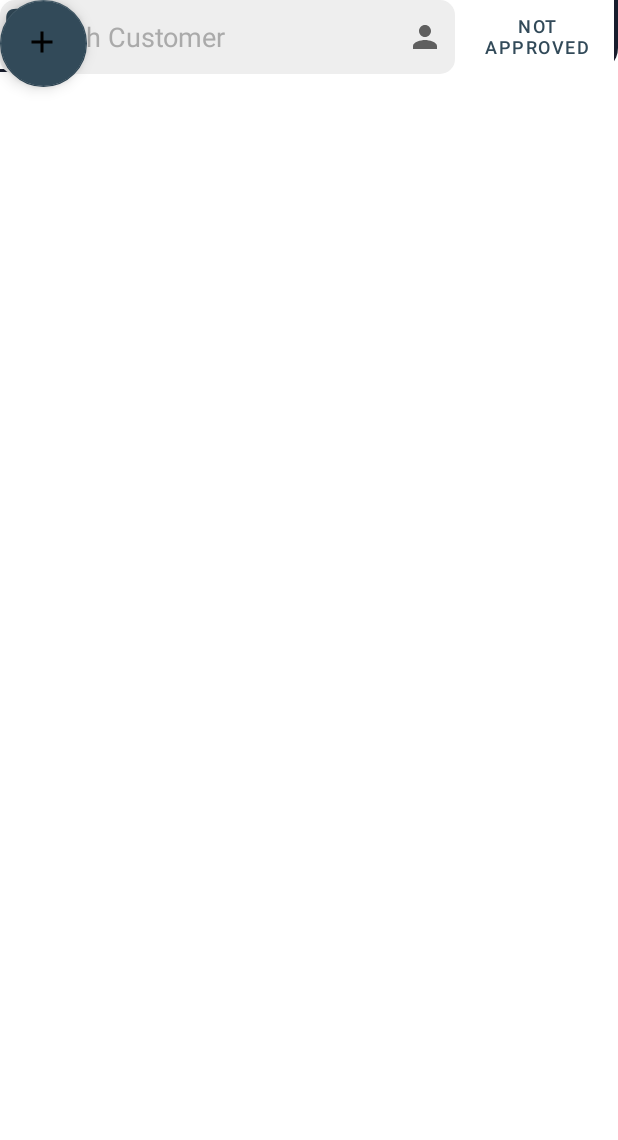
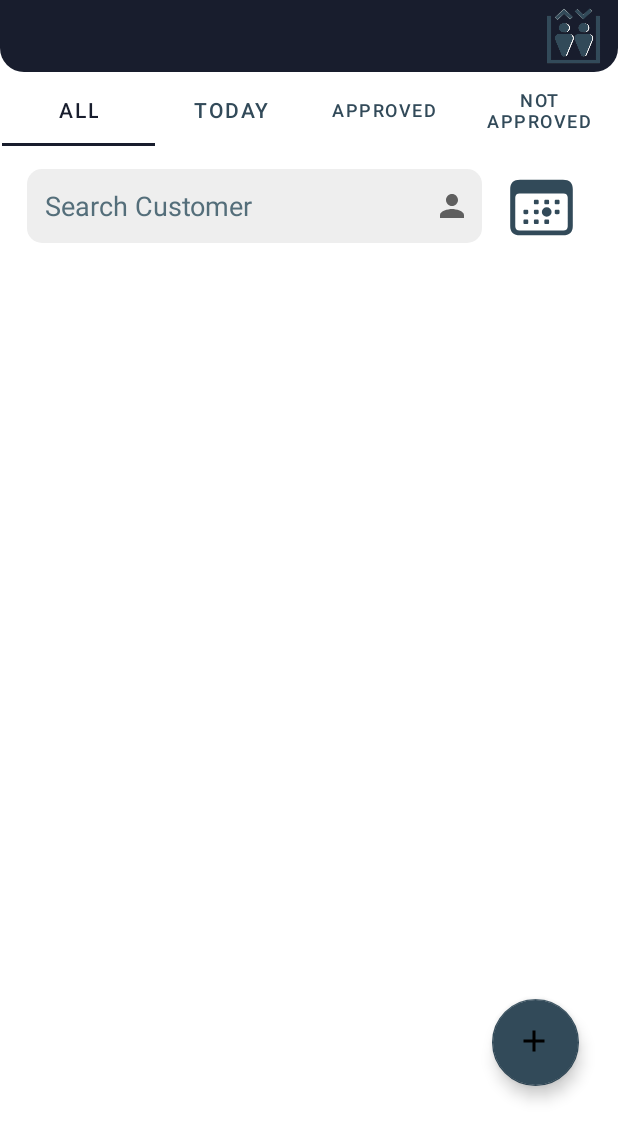
Before and after one commit to DanaAbueid/MEC_kotlin, an Android app: the layout fragment_maintenance.xml on its own in the app's theme, with its tools: preview values and no code run, on a phone screen of 412 x 824 dp. Shown: the top 1140 px of the screen. Run offline under Robolectric (Android 15) with nearby library versions, the phone set to English and light mode, and no system bars.

Commit message:
Maintain screen done

```diff
--- a/app/src/main/res/layout/fragment_maintenance.xml
+++ b/app/src/main/res/layout/fragment_maintenance.xml
@@ -14,48 +14,59 @@
         app:layout_constraintTop_toTopOf="parent" />
 
     <com.google.android.material.tabs.TabLayout
+        android:id="@+id/tabLayout2"
         android:layout_width="409dp"
         android:layout_height="wrap_content"
+        android:layout_marginStart="1dp"
+        android:layout_marginTop="49dp"
+        android:layout_marginEnd="1dp"
+        app:layout_constraintEnd_toEndOf="parent"
+        app:layout_constraintStart_toStartOf="parent"
+        app:layout_constraintTop_toTopOf="parent"
         app:tabIndicatorColor="@color/darkNavy"
         app:tabSelectedTextColor="@color/darkNavy"
-        app:tabTextColor="@color/blueNavy"
-        tools:layout_editor_absoluteX="1dp"
-        tools:layout_editor_absoluteY="49dp">
+        app:tabTextColor="@color/blueNavy">
 
         <com.google.android.material.tabs.TabItem
             android:layout_width="wrap_content"
             android:layout_height="wrap_content"
-            android:text="All" />
+            android:text="@string/all" />
 
         <com.google.android.material.tabs.TabItem
             android:layout_width="wrap_content"
             android:layout_height="wrap_content"
-            android:text="Today" />
+            android:text="@string/today" />
 
         <com.google.android.material.tabs.TabItem
             android:id="@+id/tabItem"
             android:layout_width="wrap_content"
             android:layout_height="wrap_content"
-            android:text="Approved" />
+            android:text="@string/approved" />
 
         <com.google.android.material.tabs.TabItem
             android:layout_width="wrap_content"
             android:layout_height="wrap_content"
-            android:text="Not Approved" />
+            android:text="@string/not_approved" />
     </com.google.android.material.tabs.TabLayout>
 
     <androidx.recyclerview.widget.RecyclerView
         android:id="@+id/rv_maintenance_list"
         android:layout_width="408dp"
         android:layout_height="542dp"
+        android:layout_marginTop="30dp"
         android:paddingHorizontal="10dp"
-        tools:layout_editor_absoluteY="192dp" />
+        app:layout_constraintEnd_toEndOf="parent"
+        app:layout_constraintStart_toStartOf="parent"
+        app:layout_constraintTop_toBottomOf="@+id/date_button" />
 
     <com.google.android.material.floatingactionbutton.FloatingActionButton
         android:id="@+id/fab"
         style="@style/Animation.Design.BottomSheetDialog"
         android:layout_width="69dp"
         android:layout_height="58dp"
+        android:layout_marginStart="327dp"
+        android:layout_marginEnd="26dp"
+        android:layout_marginBottom="100dp"
         android:contentDescription="Add"
         android:contextClickable="false"
         android:screenReaderFocusable="false"
@@ -63,32 +74,42 @@
         android:tooltipText="add"
         app:backgroundTint="@color/blueNavy"
         app:backgroundTintMode="src_over"
+        app:layout_constraintBottom_toBottomOf="parent"
+        app:layout_constraintEnd_toEndOf="parent"
+        app:layout_constraintStart_toStartOf="parent"
         app:rippleColor="@color/white"
-        app:srcCompat="@drawable/material_symbols__add"
-        tools:layout_editor_absoluteX="327dp"
-        tools:layout_editor_absoluteY="573dp" />
+        app:srcCompat="@drawable/material_symbols__add" />
 
     <Button
         android:id="@+id/date_button"
         style="@style/genericButton"
         android:layout_width="50dp"
         android:layout_height="48dp"
+        android:layout_marginTop="114dp"
+        android:layout_marginEnd="26dp"
+        android:layout_marginBottom="30dp"
         android:background="@drawable/f7__calendar_today"
         android:clickable="true"
-        tools:layout_editor_absoluteX="335dp"
-        tools:layout_editor_absoluteY="114dp" />
+        android:contentDescription="@string/search"
+        app:layout_constraintBottom_toTopOf="@+id/rv_maintenance_list"
+        app:layout_constraintEnd_toEndOf="parent"
+        app:layout_constraintTop_toTopOf="parent" />
 
     <LinearLayout
         android:id="@+id/searchLayout"
         android:layout_width="303dp"
         android:layout_height="49dp"
+        android:layout_marginStart="18dp"
+        android:layout_marginEnd="15dp"
+        android:layout_marginBottom="30dp"
         android:alpha="1"
         android:background="@drawable/search_background"
         android:gravity="center_vertical"
         android:orientation="horizontal"
         android:padding="8dp"
-        tools:layout_editor_absoluteX="16dp"
-        tools:layout_editor_absoluteY="114dp">
+        app:layout_constraintBottom_toTopOf="@+id/rv_maintenance_list"
+        app:layout_constraintEnd_toStartOf="@+id/date_button"
+        app:layout_constraintStart_toStartOf="parent">
 
         <EditText
             android:id="@+id/searchEditText"
@@ -96,7 +117,7 @@
             android:layout_height="match_parent"
             android:layout_weight="1"
             android:background="@null"
-            android:hint="Search Customer"
+            android:hint="@string/search_customer"
             android:importantForAutofill="no"
             android:inputType="text"
             android:minHeight="48dp"
@@ -104,9 +125,9 @@
             android:singleLine="true"
             android:textAlignment="viewStart"
             android:textColor="@color/darkNavy"
-            android:textColorHint="@color/semiGray"
+            android:textColorHint="#546E7A"
             android:textSize="18sp"
-            tools:ignore="DuplicateSpeakableTextCheck,VisualLintTextFieldSize" />
+            tools:ignore="DuplicateSpeakableTextCheck,VisualLintTextFieldSize,TouchTargetSizeCheck" />
 
         <ImageButton
             android:id="@+id/searchButton"
@@ -115,7 +136,7 @@
             android:background="@null"
             android:contentDescription="@string/search"
             android:src="@drawable/ic_baseline_person_24"
-            tools:ignore="TouchTargetSizeCheck" />
+            tools:ignore="TouchTargetSizeCheck,DuplicateSpeakableTextCheck" />
     </LinearLayout>
 
 </androidx.constraintlayout.widget.ConstraintLayout>
--- a/app/src/main/res/values/strings.xml
+++ b/app/src/main/res/values/strings.xml
@@ -79,5 +79,10 @@
     <string name="CustomerInfo">Customer Info</string>
   <string name="Delete">Delete</string>
   <string name="Edit"> Edit</string>
+  <string name="all">All</string>
+  <string name="today">Today</string>
+  <string name="not_approved">Not Approved</string>
+  <string name="search_customer">Search Customer</string>
+  <string name="approved">Approved</string>
 
 </resources>
```
